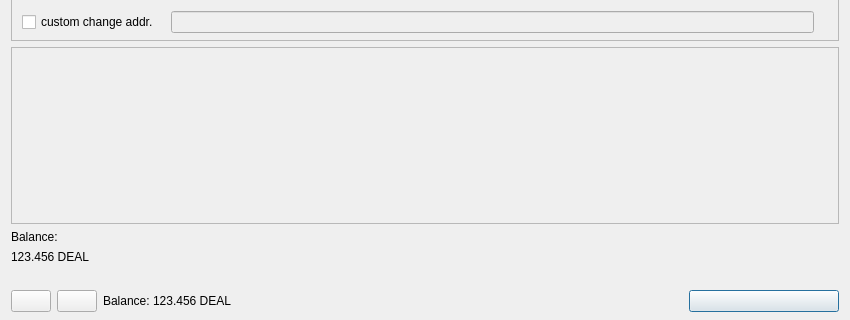
The window that src/qt/forms/sendcoinsdialog.ui (flokisatoshi/IdealCash-DEAL) describes before a commit, drawn with Qt 5; both pictures show x 0 to 850 and y 191 to 511 of the 850 by 511 pixel window.
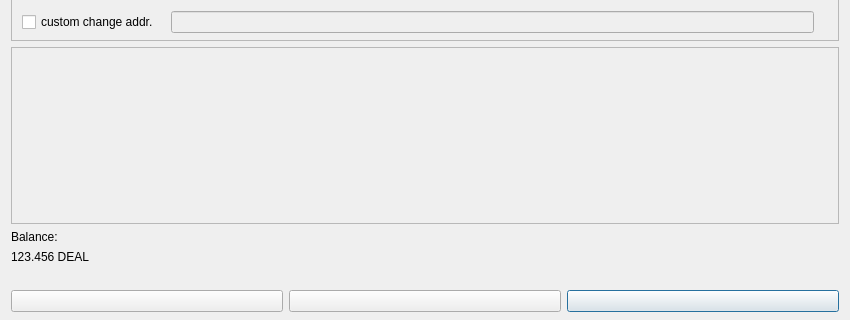
The same window after the commit. Icons and pictures are not drawn.

```diff
--- a/src/qt/forms/sendcoinsdialog.ui
+++ b/src/qt/forms/sendcoinsdialog.ui
@@ -774,58 +774,6 @@
        </property>
       </widget>
      </item>
-     <item>
-      <layout class="QHBoxLayout" name="horizontalLayout_2">
-       <property name="spacing">
-        <number>3</number>
-       </property>
-       <item>
-        <widget class="QLabel" name="label">
-         <property name="sizePolicy">
-          <sizepolicy hsizetype="Preferred" vsizetype="Fixed">
-           <horstretch>0</horstretch>
-           <verstretch>0</verstretch>
-          </sizepolicy>
-         </property>
-         <property name="text">
-          <string>Balance:</string>
-         </property>
-        </widget>
-       </item>
-       <item>
-        <widget class="QLabel" name="labelBalance">
-         <property name="sizePolicy">
-          <sizepolicy hsizetype="Preferred" vsizetype="Fixed">
-           <horstretch>0</horstretch>
-           <verstretch>0</verstretch>
-          </sizepolicy>
-         </property>
-         <property name="cursor">
-          <cursorShape>IBeamCursor</cursorShape>
-         </property>
-         <property name="text">
-          <string>123.456 DEAL</string>
-         </property>
-         <property name="textInteractionFlags">
-          <set>Qt::LinksAccessibleByMouse|Qt::TextSelectableByKeyboard|Qt::TextSelectableByMouse</set>
-         </property>
-        </widget>
-       </item>
-      </layout>
-     </item>
-     <item>
-      <spacer name="horizontalSpacer">
-       <property name="orientation">
-        <enum>Qt::Horizontal</enum>
-       </property>
-       <property name="sizeHint" stdset="0">
-        <size>
-         <width>40</width>
-         <height>20</height>
-        </size>
-       </property>
-      </spacer>
-     </item>
      <item>
       <widget class="QPushButton" name="sendButton">
        <property name="minimumSize">
```
